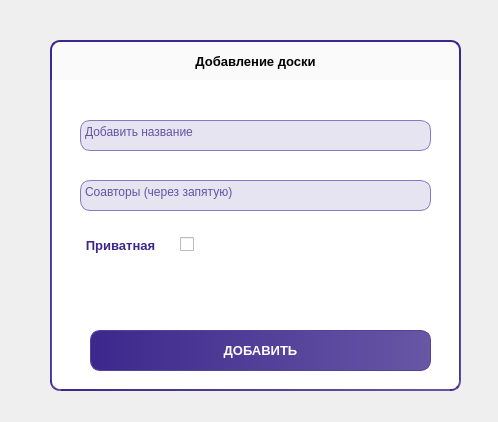
Above: Users_Interfaces/add_table.ui from FREDY129053/Tasks-Table before the change. Below: the same form after it.
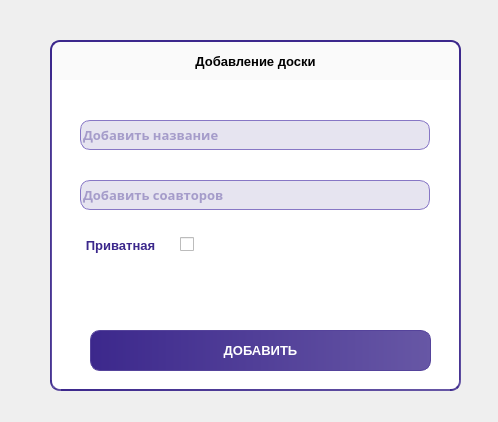
That is the form after the change.

Patch:
```diff
--- a/Users_Interfaces/add_table.ui
+++ b/Users_Interfaces/add_table.ui
@@ -138,17 +138,28 @@
      <string>ДОБАВИТЬ</string>
     </property>
    </widget>
-   <widget class="QTextEdit" name="table_name">
+   <widget class="QLineEdit" name="name">
     <property name="geometry">
      <rect>
       <x>30</x>
       <y>40</y>
-      <width>351</width>
-      <height>31</height>
+      <width>350</width>
+      <height>30</height>
      </rect>
     </property>
+    <property name="font">
+     <font>
+      <family>Work Sans</family>
+      <pointsize>-1</pointsize>
+      <italic>false</italic>
+      <bold>true</bold>
+     </font>
+    </property>
+    <property name="cursor">
+     <cursorShape>IBeamCursor</cursorShape>
+    </property>
     <property name="styleSheet">
-     <string notr="true">QTextEdit{
+     <string notr="true">QLineEdit{
 	background: #E6E4F0;
 	border: 1px solid #8777C5;
 	box-shadow: 0px 1.23485px 12px rgba(0, 0, 0, 0.25);
@@ -171,27 +182,35 @@
 
 ::placeholder {
  color: red;
-}</string>
+}
+</string>
     </property>
-    <property name="html">
-     <string>&lt;!DOCTYPE HTML PUBLIC &quot;-//W3C//DTD HTML 4.0//EN&quot; &quot;http://www.w3.org/TR/REC-html40/strict.dtd&quot;&gt;
-&lt;html&gt;&lt;head&gt;&lt;meta name=&quot;qrichtext&quot; content=&quot;1&quot; /&gt;&lt;meta charset=&quot;utf-8&quot; /&gt;&lt;style type=&quot;text/css&quot;&gt;
-p, li { white-space: pre-wrap; }
-&lt;/style&gt;&lt;/head&gt;&lt;body style=&quot; font-family:'Work Sans'; font-size:13px; font-weight:600; font-style:normal;&quot;&gt;
-&lt;p style=&quot; margin-top:0px; margin-bottom:0px; margin-left:0px; margin-right:0px; -qt-block-indent:0; text-indent:0px;&quot;&gt;&lt;span style=&quot; font-family:'Segoe UI'; font-size:9pt; font-weight:400;&quot;&gt;Добавить название&lt;/span&gt;&lt;/p&gt;&lt;/body&gt;&lt;/html&gt;</string>
+    <property name="placeholderText">
+     <string>Добавить название</string>
     </property>
    </widget>
-   <widget class="QTextEdit" name="coauthors">
+   <widget class="QLineEdit" name="coauthors">
     <property name="geometry">
      <rect>
       <x>30</x>
       <y>100</y>
-      <width>351</width>
-      <height>31</height>
+      <width>350</width>
+      <height>30</height>
      </rect>
     </property>
+    <property name="font">
+     <font>
+      <family>Work Sans</family>
+      <pointsize>-1</pointsize>
+      <italic>false</italic>
+      <bold>true</bold>
+     </font>
+    </property>
+    <property name="cursor">
+     <cursorShape>IBeamCursor</cursorShape>
+    </property>
     <property name="styleSheet">
-     <string notr="true">QTextEdit{
+     <string notr="true">QLineEdit{
 	background: #E6E4F0;
 	border: 1px solid #8777C5;
 	box-shadow: 0px 1.23485px 12px rgba(0, 0, 0, 0.25);
@@ -214,14 +233,11 @@
 
 ::placeholder {
  color: red;
-}</string>
+}
+</string>
     </property>
-    <property name="html">
-     <string>&lt;!DOCTYPE HTML PUBLIC &quot;-//W3C//DTD HTML 4.0//EN&quot; &quot;http://www.w3.org/TR/REC-html40/strict.dtd&quot;&gt;
-&lt;html&gt;&lt;head&gt;&lt;meta name=&quot;qrichtext&quot; content=&quot;1&quot; /&gt;&lt;meta charset=&quot;utf-8&quot; /&gt;&lt;style type=&quot;text/css&quot;&gt;
-p, li { white-space: pre-wrap; }
-&lt;/style&gt;&lt;/head&gt;&lt;body style=&quot; font-family:'Work Sans'; font-size:13px; font-weight:600; font-style:normal;&quot;&gt;
-&lt;p style=&quot; margin-top:0px; margin-bottom:0px; margin-left:0px; margin-right:0px; -qt-block-indent:0; text-indent:0px;&quot;&gt;&lt;span style=&quot; font-family:'Segoe UI'; font-size:9pt; font-weight:400;&quot;&gt;Соавторы (через запятую)&lt;/span&gt;&lt;/p&gt;&lt;/body&gt;&lt;/html&gt;</string>
+    <property name="placeholderText">
+     <string>Добавить соавторов</string>
     </property>
    </widget>
   </widget>
```
Left out of the diff: 4 changed lines with no effect on the pictures.
